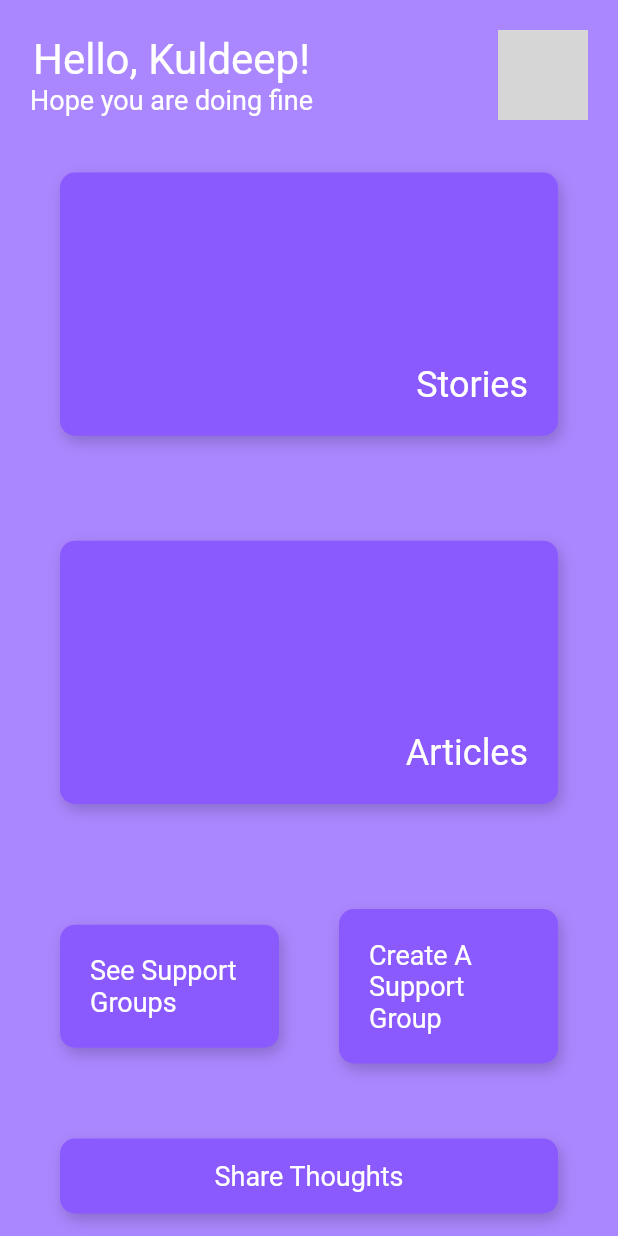
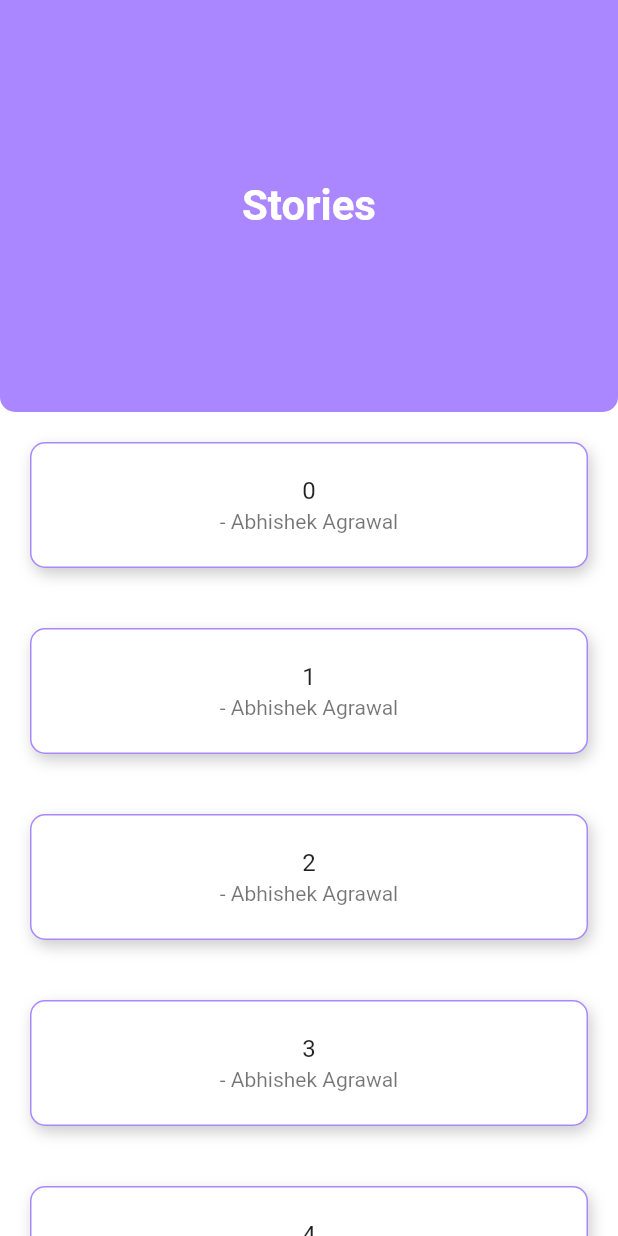
Before and after one commit to fazer1929/la-vida, a Flutter app: the screen it shows after launch, after a tap on "Stories", on a phone screen of 412 x 824 dp. Run offline on Flutter 3.47's test engine with Material 2 defaults, Android fonts, the light colour scheme and no system bars; missing offline and left inert: dart:html; network calls fail; grey boxes are pictures that could not be loaded.

Commit message:
Articles and Stories

```diff
--- a/lib/dashboard.dart
+++ b/lib/dashboard.dart
@@ -8,6 +8,7 @@ class DashBoard extends StatelessWidget {
     return Scaffold(
       backgroundColor: primaryPurple,
      body: Container(
+
        margin:EdgeInsets.fromLTRB(20, 20, 20, 0),
       child: Column(
         mainAxisAlignment: MainAxisAlignment.spaceBetween,
@@ -28,11 +29,11 @@ class DashBoard extends StatelessWidget {
             'https://source.unsplash.com/50x50/?portrait',
           )),],
           ),
-          containers("Stories", Alignment.bottomRight,24),containers("Articles", Alignment.bottomRight,24),
+          containers("Stories", Alignment.bottomRight,24,context,"stories"),containers("Articles", Alignment.bottomRight,24,context,"stories"),
           Row(
             mainAxisAlignment: MainAxisAlignment.spaceBetween,
             children: [
-              containers("See Support Groups", Alignment.center,18),containers("Create A Support Group", Alignment.center,18)
+              containers("See Support Groups", Alignment.center,18,context,"stories"),containers("Create A Support Group", Alignment.center,18,context,"stories")
             ],
           ),
            Container(
@@ -54,9 +55,9 @@ class DashBoard extends StatelessWidget {
   }
 }
 
-Widget containers(String title,Alignment al,double fsize) {
+Widget containers(String title,Alignment al,double fsize,BuildContext context,String rt) {
   return  Expanded(child:GestureDetector(
-    onTap: ()=>{print("Backchod")},
+    onTap: ()=>{ Navigator.pushNamed(context, '/'+rt)},
     child: Container(
         decoration:BoxDecoration(
           color: secondaryPurple,
--- a/lib/main.dart
+++ b/lib/main.dart
@@ -1,5 +1,6 @@
 import 'package:flutter/material.dart';
 import './dashboard.dart';
+import './storiesAndArticles.dart';
 
 void main() {
   runApp(MaterialApp(
@@ -7,6 +8,7 @@ void main() {
     initialRoute: "/",
     routes: {
       "/": (context) => DashBoard(),
+      "/stories":(context)=>StoriesAndArticles(),
     },
   ));
 }
--- /dev/null
+++ b/lib/storiesAndArticles.dart
@@ -0,0 +1,78 @@
+import 'package:flutter/material.dart';
+import 'package:sucide_app/config.dart';
+
+class StoriesAndArticles extends StatefulWidget {
+  StoriesAndArticles({Key key}) : super(key: key);
+
+  @override
+  _StoriesAndArticlesState createState() => _StoriesAndArticlesState();
+}
+
+class _StoriesAndArticlesState extends State<StoriesAndArticles> {
+  @override
+  Widget build(BuildContext context) {
+    return Scaffold(
+      backgroundColor: Colors.white,
+      body: Column(
+        children: [
+          Expanded(
+            flex: 1,
+            child: SizedBox(
+              height: 200,
+              child: Container(
+                decoration: BoxDecoration(
+                    borderRadius: BorderRadius.only(
+                        bottomLeft: Radius.circular(10),
+                        bottomRight: Radius.circular(10)),
+                    color: primaryPurple),
+                alignment: Alignment.center,
+                child: Stack(
+                  children: [
+                    Text(
+                      "Stories",
+                      style: TextStyle(
+                          color: Colors.white,
+                          fontSize: 28,
+                          fontWeight: FontWeight.bold),
+                    )
+                  ],
+                ),
+              ),
+            ),
+          ),
+          Expanded(
+            flex: 2,
+            child: Container(
+              child: SingleChildScrollView(
+                physics: ScrollPhysics(),
+                child: ListView.builder(
+                  physics: NeverScrollableScrollPhysics(),
+                  shrinkWrap: true,
+                  itemCount: 18,
+                  itemBuilder: (context, index) {
+                    return Container(
+                      alignment: Alignment.center,
+                      decoration: BoxDecoration(
+                        color: Colors.white,
+                        boxShadow: [mainBoxShadow],
+                        borderRadius: BorderRadius.all(Radius.circular(10)),
+                        border: Border.all(color: primaryPurple)
+
+                      ),
+                      margin: EdgeInsets.symmetric(vertical: 20,horizontal: 20),
+                      padding: EdgeInsets.symmetric(vertical: 5),
+                      child: ListTile(
+
+                          title: Text(index.toString(),textAlign: TextAlign.center,),
+                          subtitle: Text("- Abhishek Agrawal",textAlign: TextAlign.center))
+                    );
+                  },
+                ),
+              ),
+            ),
+          )
+        ],
+      ),
+    );
+  }
+}
```
Also changed, not shown: pubspec.lock.
